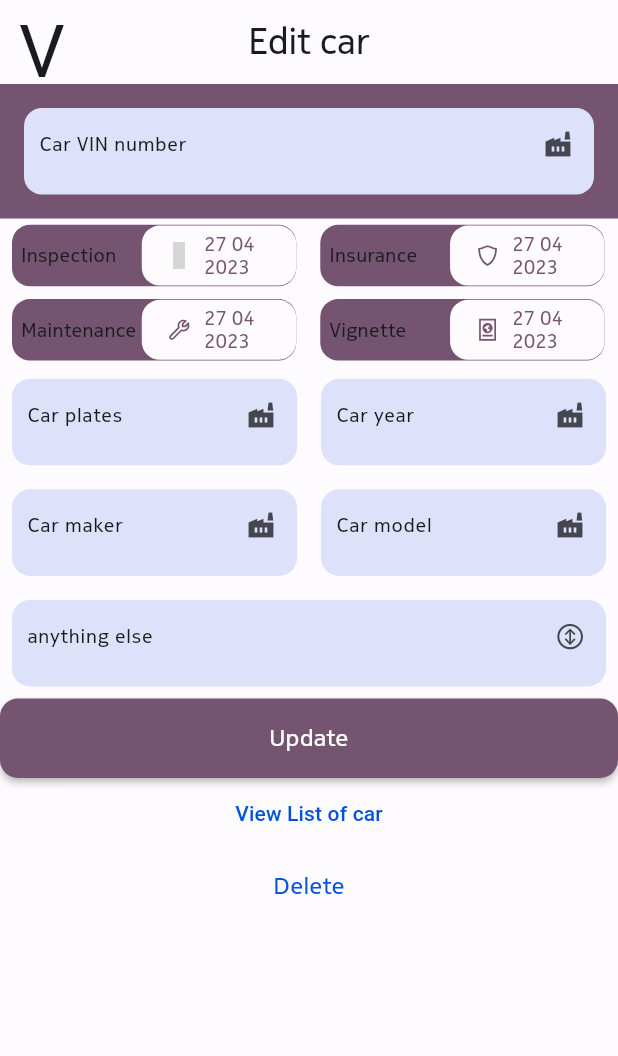
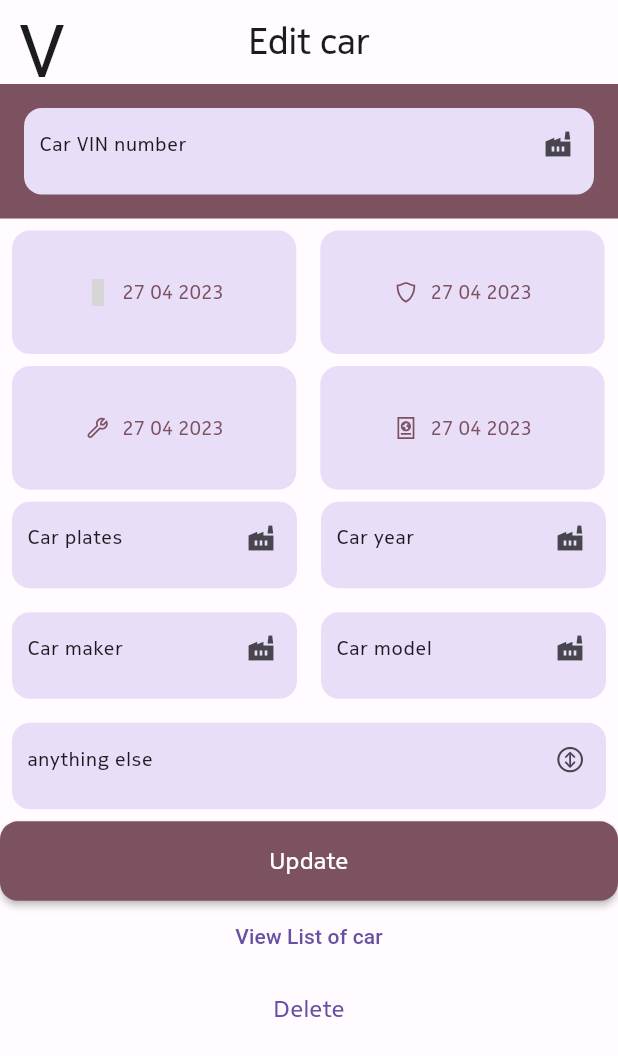
Before and after one commit to zmeulDev/valero, a Flutter app: the EditCar screen opened directly with empty values, on a phone screen of 412 x 824 dp. Shown: the top 1056 px of the screen. Run offline on Flutter 3.47's test engine with Material 2 defaults, Android fonts, the phone set to English and light mode, and no system bars; our stand-ins replace cached_network_image, cloud_firestore, firebase_auth, firebase_core, firebase_storage, flutter_svg and 8 more; missing offline and left inert: avatar_view, mobile_number; accounts and stored records are empty; Roboto replaces fonts that are missing (Depot); grey boxes are pictures that could not be loaded.

Commit message:
m3 on purple

```diff
--- a/lib/pages/Car/edit_car.dart
+++ b/lib/pages/Car/edit_car.dart
@@ -1,4 +1,3 @@
-import 'package:cloud_firestore/cloud_firestore.dart';
 import 'package:flutter/cupertino.dart';
 import 'package:flutter/material.dart';
 import 'package:get/get.dart';
@@ -11,8 +10,8 @@ import 'package:valero/pages/Car/view_garage.dart';
 import 'package:valero/pages/app_bar.dart';
 import 'package:valero/utils/color_schemes.g.dart';
 import 'package:valero/utils/constant.dart';
+import 'package:valero/utils/create_input_field.dart';
 import 'package:valero/utils/helper.dart';
-import 'package:valero/utils/create_input_field.dart';
 
 class EditCar extends StatefulWidget {
   final Car? car;
@@ -58,43 +57,24 @@ class _EditCar extends State<EditCar> {
 
   @override
   Widget build(BuildContext context) {
-    final fieldVin = inputField(
+    final fieldVin = valeroField(
         'VIN', 'Car VIN number', TextInputType.text, Icons.factory, carVin);
-    final fieldPlates = inputField(
+    final fieldPlates = valeroField(
         'Plates', 'Car plates', TextInputType.text, Icons.factory, carPlates);
-    final fieldMaker = inputField(
+    final fieldMaker = valeroField(
         'Maker', 'Car maker', TextInputType.text, Icons.factory, carMaker);
-    final fieldModel = inputField(
+    final fieldModel = valeroField(
         'Model', 'Car model', TextInputType.text, Icons.factory, carModel);
-    final fieldYear = inputField(
+    final fieldYear = valeroField(
         'Year', 'Car year', TextInputType.number, Icons.factory, carYear);
-    final fieldFuel = inputField(
+    final fieldFuel = valeroField(
         'Fuel', 'Car fuel type', TextInputType.text, Icons.factory, carFuel);
-    final fieldNote = inputField('Note', 'anything else', TextInputType.text,
+    final fieldNote = valeroField('Note', 'anything else', TextInputType.text,
         CupertinoIcons.arrow_up_down_circle, carNote);
 
-    final fieldInsurance = Stack(
-      alignment: AlignmentDirectional.centerEnd,
-      children: [
-        Container(
-          width: Get.width,
-          padding: const EdgeInsets.only(left: 6, right: 5, top: 11, bottom: 11),
-          decoration: BoxDecoration(
-            color: widget.car!.insurance!.isBefore(DateTime.now())
-                ? lightColorScheme.onError
-                : lightColorScheme.tertiary,
-            borderRadius: BorderRadius.circular(12.0),
-          ),
-          child: Text(
-            'Insurance',
-            style: style3,
-          ),
-        ),
-        SizedBox(
-          width: Get.width * 0.25,
-          child: ElevatedButton.icon(
+    final fieldInsurance = ElevatedButton.icon(
       style: elevatedButtonStyle,
-            icon:  Icon(
+      icon: Icon(
         LineIcons.alternateShield,
         color: lightColorScheme.tertiary,
       ),
@@ -121,33 +101,11 @@ class _EditCar extends State<EditCar> {
           });
         });
       },
-          ),
-        ),
-      ],
     );
 
-    final fieldInspection = Stack(
-      alignment: AlignmentDirectional.centerEnd,
-      children: [
-        Container(
-          width: Get.width,
-          padding: const EdgeInsets.only(left: 6, right: 5, top: 11, bottom: 11),
-          decoration: BoxDecoration(
-            color: widget.car!.inspection!.isBefore(DateTime.now())
-                ? lightColorScheme.onError
-                : lightColorScheme.tertiary,
-            borderRadius: BorderRadius.circular(12.0),
-          ),
-          child: Text(
-            'Inspection',
-            style: style3,
-          ),
-        ),
-        SizedBox(
-          width: Get.width * 0.25,
-          child: ElevatedButton.icon(
+    final fieldInspection = ElevatedButton.icon(
       style: elevatedButtonStyle,
-            icon:  Icon(
+      icon: Icon(
         LineIcons.alternateMedicalFile,
         color: lightColorScheme.tertiary,
       ),
@@ -174,33 +132,11 @@ class _EditCar extends State<EditCar> {
           });
         });
       },
-          ),
-        ),
-      ],
     );
 
-    final fieldMaintenance = Stack(
-      alignment: AlignmentDirectional.centerEnd,
-      children: [
-        Container(
-          width: Get.width,
-          padding: const EdgeInsets.only(left: 6, right: 5, top: 11, bottom: 11),
-          decoration: BoxDecoration(
-            color: widget.car!.maintenance!.isBefore(DateTime.now())
-                ? lightColorScheme.onError
-                : lightColorScheme.tertiary,
-            borderRadius: BorderRadius.circular(12.0),
-          ),
-          child: Text(
-            'Maintenance',
-            style: style3,
-          ),
-        ),
-        SizedBox(
-          width: Get.width * 0.25,
-          child: ElevatedButton.icon(
+    final fieldMaintenance = ElevatedButton.icon(
       style: elevatedButtonStyle,
-            icon:  Icon(
+      icon: Icon(
         LineIcons.wrench,
         color: lightColorScheme.tertiary,
       ),
@@ -227,33 +163,11 @@ class _EditCar extends State<EditCar> {
           });
         });
       },
-          ),
-        ),
-      ],
     );
 
-    final fieldVignette = Stack(
-      alignment: AlignmentDirectional.centerEnd,
-      children: [
-        Container(
-          width: Get.width,
-          padding: const EdgeInsets.only(left: 6, right: 5, top: 11, bottom: 11),
-          decoration: BoxDecoration(
-            color: widget.car!.vignette!.isBefore(DateTime.now())
-                ? lightColorScheme.onError
-                : lightColorScheme.tertiary,
-            borderRadius: BorderRadius.circular(12.0),
-          ),
-          child: Text(
-            'Vignette',
-            style: style3,
-          ),
-        ),
-        SizedBox(
-          width: Get.width * 0.25,
-          child: ElevatedButton.icon(
+    final fieldVignette = ElevatedButton.icon(
       style: elevatedButtonStyle,
-            icon:  Icon(
+      icon: Icon(
         LineIcons.passport,
         color: lightColorScheme.tertiary,
       ),
@@ -280,9 +194,6 @@ class _EditCar extends State<EditCar> {
           });
         });
       },
-          ),
-        ),
-      ],
     );
 
     final viewListButton = TextButton(
@@ -355,28 +266,28 @@ class _EditCar extends State<EditCar> {
             Row(
               children: [
                 Container(
-                    margin: const EdgeInsets.only(right: 8, left: 8),
+                    margin: const EdgeInsets.only(right: 8, left: 8, top: 8),
                     width: Get.width * 0.46,
-                    height: Get.height * 0.06,
+                    height: Get.height * 0.10,
                     child: fieldInspection),
                 Container(
-                    margin: const EdgeInsets.only(right: 8, left: 8),
+                    margin: const EdgeInsets.only(right: 8, left: 8, top: 8),
                     width: Get.width * 0.46,
-                    height: Get.height * 0.06,
+                    height: Get.height * 0.10,
                     child: fieldInsurance),
               ],
             ),
             Row(
               children: [
                 Container(
-                    margin: const EdgeInsets.only(right: 8, left: 8),
+                    margin: const EdgeInsets.only(right: 8, left: 8, top: 8),
                     width: Get.width * 0.46,
-                    height: Get.height * 0.06,
+                    height: Get.height * 0.10,
                     child: fieldMaintenance),
                 Container(
-                    margin: const EdgeInsets.only(right: 8, left: 8),
+                    margin: const EdgeInsets.only(right: 8, left: 8, top: 8),
                     width: Get.width * 0.46,
-                    height: Get.height * 0.06,
+                    height: Get.height * 0.10,
                     child: fieldVignette),
               ],
             ),
--- a/lib/pages/Home/widgets/inspection_widget.dart
+++ b/lib/pages/Home/widgets/inspection_widget.dart
@@ -26,10 +26,10 @@ nextInspection() {
           return CreateBoxCard(
             textColor: DateTime.now().isAfter(car['inspection'].toDate())
                 ? lightColorScheme.onErrorContainer
-                : lightColorScheme.onSecondary,
+                : lightColorScheme.onSurfaceVariant,
             cardColor: DateTime.now().isAfter(car['inspection'].toDate())
                 ? lightColorScheme.errorContainer
-                : lightColorScheme.secondary,
+                : lightColorScheme.surfaceVariant,
             subTitle: 'Inspection ',
             title: car['inspection'].toString().isNotEmpty
                 ? f.format(car['inspection'].toDate())
--- a/lib/pages/Home/widgets/insurance_widget.dart
+++ b/lib/pages/Home/widgets/insurance_widget.dart
@@ -26,10 +26,10 @@ nextInsurance() {
           return CreateBoxCard(
             textColor: DateTime.now().isAfter(car['insurance'].toDate())
                 ? lightColorScheme.onErrorContainer
-                : lightColorScheme.onSecondary,
+                : lightColorScheme.onSurfaceVariant,
             cardColor: DateTime.now().isAfter(car['insurance'].toDate())
                 ? lightColorScheme.errorContainer
-                : lightColorScheme.secondary,
+                : lightColorScheme.surfaceVariant,
             subTitle: 'Insurance',
             title: car['insurance'].toString().isNotEmpty
                 ? f.format(car['insurance'].toDate())
--- a/lib/pages/Home/widgets/maintenance_widget.dart
+++ b/lib/pages/Home/widgets/maintenance_widget.dart
@@ -27,10 +27,10 @@ nextMaintenance() {
           return CreateBoxCard(
             textColor: DateTime.now().isAfter(car['maintenance'].toDate())
                 ? lightColorScheme.onErrorContainer
-                : lightColorScheme.onSecondary,
+                : lightColorScheme.onSurfaceVariant,
             cardColor: DateTime.now().isAfter(car['maintenance'].toDate())
                 ? lightColorScheme.errorContainer
-                : lightColorScheme.secondary,
+                : lightColorScheme.surfaceVariant,
             subTitle: 'Maintenance',
             title: car['maintenance'].toString().isNotEmpty
                 ? f.format(car['maintenance'].toDate())
--- a/lib/pages/Home/widgets/note_widget.dart
+++ b/lib/pages/Home/widgets/note_widget.dart
@@ -11,8 +11,8 @@ noteWidget() {
     width: Get.width * 0.65,
     height: Get.height * 0.12,
     child: CreateBoxCard(
-      textColor: lightColorScheme.onTertiary,
-      cardColor: lightColorScheme.tertiary,
+      textColor: lightColorScheme.onSecondary,
+      cardColor: lightColorScheme.secondary,
       subTitle: 'Always',
       title: 'be careful',
       paragraph: 'its better!',
--- a/lib/pages/Home/widgets/vignette_widget.dart
+++ b/lib/pages/Home/widgets/vignette_widget.dart
@@ -26,10 +26,10 @@ nextVignette() {
           return CreateBoxCard(
             textColor: DateTime.now().isAfter(car['vignette'].toDate())
                 ? lightColorScheme.onErrorContainer
-                : lightColorScheme.onSecondary,
+                : lightColorScheme.onSurfaceVariant,
             cardColor: DateTime.now().isAfter(car['vignette'].toDate())
                 ? lightColorScheme.errorContainer
-                : lightColorScheme.secondary,
+                : lightColorScheme.surfaceVariant,
             subTitle: 'Vignette ',
             title: car['vignette'].toString().isNotEmpty
                 ? f.format(car['vignette'].toDate())
--- a/lib/pages/UserProfile/edit_profile.dart
+++ b/lib/pages/UserProfile/edit_profile.dart
@@ -141,11 +141,11 @@ class _EditProfileState extends State<EditProfile> {
             SizedBox(
               height: Get.height * 0.05,
             ),
-            inputField('Choose your name', 'UserName', TextInputType.text,
+            valeroField('Choose your name', 'UserName', TextInputType.text,
                 CupertinoIcons.person, nameController),
-            inputField('Choose your email', 'Email', TextInputType.emailAddress,
+            valeroField('Choose your email', 'Email', TextInputType.emailAddress,
                 CupertinoIcons.envelope, emailController),
-            inputField('Phone', 'Phone cannot be changed', TextInputType.phone,
+            valeroField('Phone', 'Phone cannot be changed', TextInputType.phone,
                 CupertinoIcons.phone, phoneNoController,
                 readonly: true),
           ],
--- a/lib/utils/constant.dart
+++ b/lib/utils/constant.dart
@@ -1,6 +1,7 @@
 import 'package:flutter/material.dart';
 import 'package:google_fonts/google_fonts.dart';
 import 'package:intl/intl.dart';
+import 'package:valero/utils/color_schemes.g.dart';
 
 
 final f = new DateFormat('dd MM yyyy');
@@ -26,6 +27,9 @@ var style3 = const   TextStyle(
     fontSize: 13.0,  fontWeight: FontWeight.w300);
 
 final ButtonStyle elevatedButtonStyle =  ElevatedButton.styleFrom(
+  foregroundColor: lightColorScheme.onSecondaryContainer,
+  backgroundColor: lightColorScheme.secondaryContainer,
+  padding: const EdgeInsets.all(16.0),
   elevation: 0,
   textStyle: style2,
   shape: RoundedRectangleBorder(
--- a/lib/utils/create_input_field.dart
+++ b/lib/utils/create_input_field.dart
@@ -3,7 +3,7 @@ import 'package:get/get.dart';
 import 'package:valero/utils/color_schemes.g.dart';
 import 'package:valero/utils/constant.dart';
 
-Widget inputField(hintText, labelText, keyboardType, suffixIcon,
+Widget valeroField(hintText, labelText, keyboardType, suffixIcon,
     TextEditingController controller, {readonly = false}) {
 
 
```
Also changed, not shown: lib/pages/Car/add_car.dart (+48 -42 lines), assets/svg/add.svg (added), assets/svg/carKey.svg (deleted), assets/svg/delorean.svg (deleted), assets/svg/engine.svg (deleted), assets/svg/suv.svg (deleted), lib/utils/color_schemes.g.dart. Lines whose indentation alone changed are shown as unchanged.
